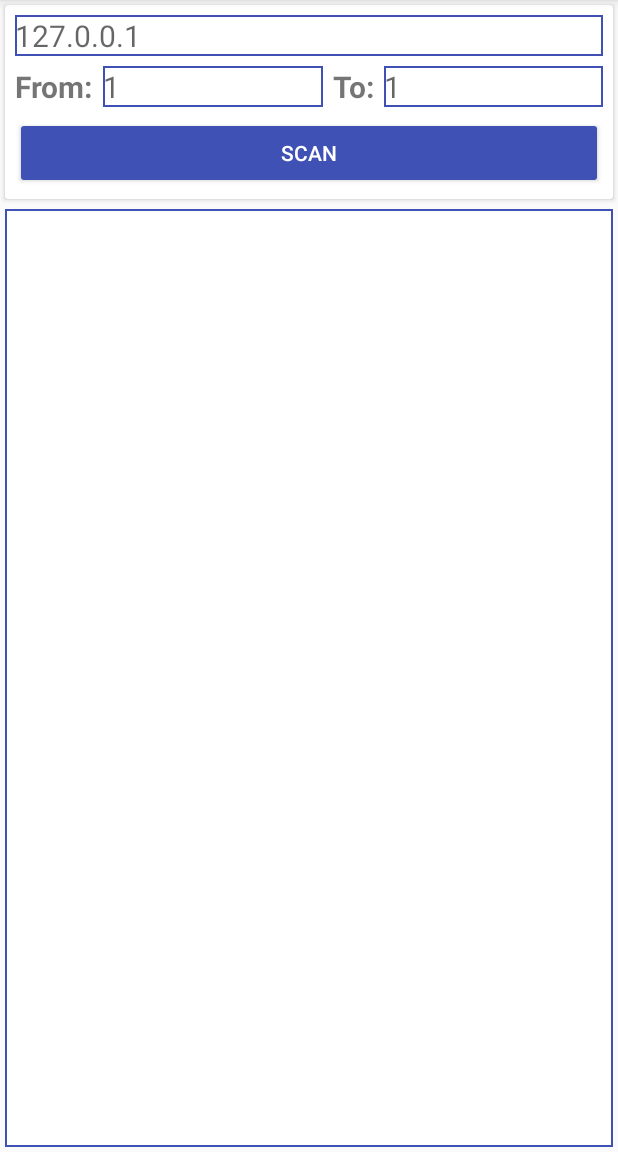
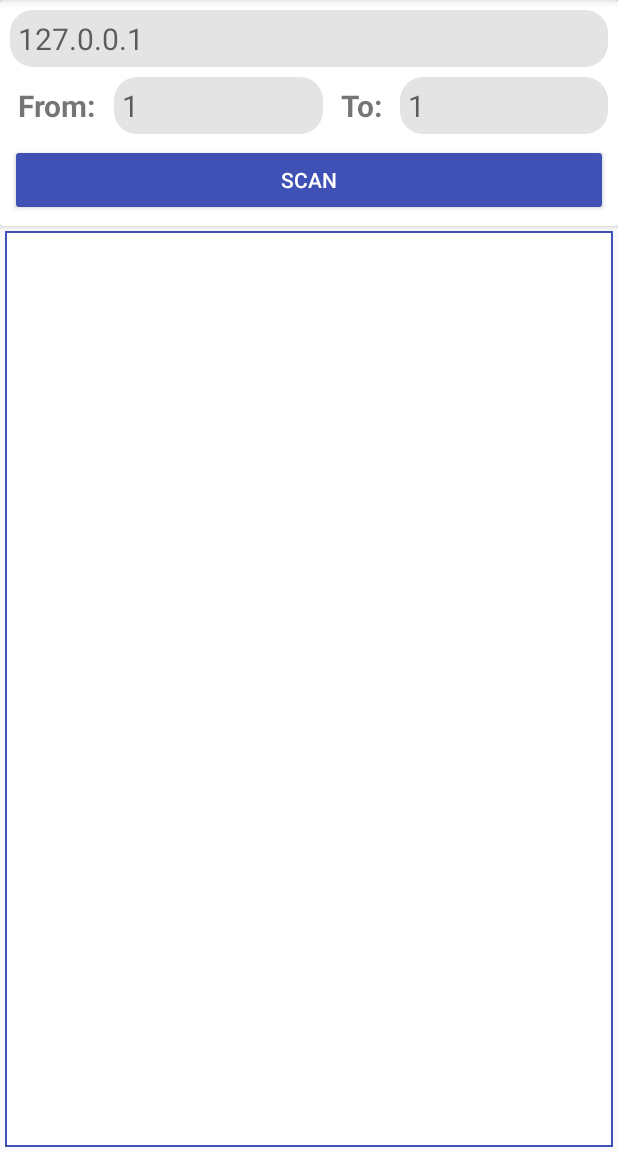
Before and after one commit to CodeDead/Advanced-PortChecker-android, an Android app: the screen it shows after launch (ScanActivity), on a phone screen of 412 x 824 dp, the part 84-1236 px from its top. Run offline under Robolectric (Android 15) with nearby library versions, the phone set to English and light mode, and no system bars.

Commit message:
* Added color coded scan status functionality * Added javadoc to certain methods * Fixed some translations * Design changes

```diff
--- a/app/src/main/java/com/codedead/advancedportchecker/domain/controller/LocaleHelper.java
+++ b/app/src/main/java/com/codedead/advancedportchecker/domain/controller/LocaleHelper.java
@@ -70,5 +70,4 @@ public class LocaleHelper {
 
         return context;
     }
-
 }
--- a/app/src/main/java/com/codedead/advancedportchecker/domain/object/Runner.java
+++ b/app/src/main/java/com/codedead/advancedportchecker/domain/object/Runner.java
@@ -7,7 +7,7 @@ import android.preference.PreferenceManager;
 
 import com.codedead.advancedportchecker.domain.controller.LocaleHelper;
 
-public class Runner extends Application {
+public final class Runner extends Application {
 
     @Override
     protected void attachBaseContext(Context base) {
--- a/app/src/main/java/com/codedead/advancedportchecker/gui/activity/LoadingActivity.java
+++ b/app/src/main/java/com/codedead/advancedportchecker/gui/activity/LoadingActivity.java
@@ -25,10 +25,11 @@ import android.widget.Toast;
 
 import com.codedead.advancedportchecker.R;
 import com.codedead.advancedportchecker.domain.controller.LocaleHelper;
+import com.codedead.advancedportchecker.domain.controller.UtilController;
 
 import static android.content.pm.PackageManager.GET_META_DATA;
 
-public class LoadingActivity extends AppCompatActivity {
+public final class LoadingActivity extends AppCompatActivity {
 
     private static final int ACTIVITY_SETTINGS_CODE = 1337;
     private WifiManager wifi;
@@ -50,14 +51,17 @@ public class LoadingActivity extends AppCompatActivity {
         checkPermissions();
     }
 
+    /**
+     * Reset the title of the activity
+     */
     private void resetTitle() {
         try {
             int label = getPackageManager().getActivityInfo(getComponentName(), GET_META_DATA).labelRes;
             if (label != 0) {
                 setTitle(label);
             }
-        } catch (PackageManager.NameNotFoundException ignored) {
-
+        } catch (PackageManager.NameNotFoundException ex) {
+            UtilController.showAlert(this, ex.getMessage());
         }
     }
 
@@ -72,6 +76,9 @@ public class LoadingActivity extends AppCompatActivity {
         super.attachBaseContext(LocaleHelper.onAttach(base));
     }
 
+    /**
+     * Check whether all the required permissions are granted. If they are not granted, prompt the user to allow the permissions
+     */
     private void checkPermissions() {
         if (ContextCompat.checkSelfPermission(this, Manifest.permission.ACCESS_NETWORK_STATE) != PackageManager.PERMISSION_GRANTED
                 || ContextCompat.checkSelfPermission(this, Manifest.permission.CHANGE_WIFI_STATE) != PackageManager.PERMISSION_GRANTED
@@ -91,6 +98,9 @@ public class LoadingActivity extends AppCompatActivity {
         }
     }
 
+    /**
+     * Continue the loading animation and display the new activity when the loading animation has finished
+     */
     private void continueLoading() {
         final Intent i = new Intent(this, ScanActivity.class);
 
@@ -160,6 +170,10 @@ public class LoadingActivity extends AppCompatActivity {
         super.onActivityResult(requestCode, resultCode, data);
     }
 
+    /**
+     * Check whether an internet connection is available
+     * @return True if an internet connection is available, otherwise false
+     */
     private boolean hasInternet() {
         ConnectivityManager cm = (ConnectivityManager) getApplicationContext().getSystemService(Context.CONNECTIVITY_SERVICE);
         NetworkInfo activeNetwork = null;
@@ -169,6 +183,9 @@ public class LoadingActivity extends AppCompatActivity {
         return activeNetwork != null && (activeNetwork.getType() == ConnectivityManager.TYPE_WIFI || activeNetwork.getType() == ConnectivityManager.TYPE_MOBILE);
     }
 
+    /**
+     * Check if Wifi is enabled. If Wifi is not enabled, request the user to enable Wifi
+     */
     private void checkWifiState() {
         if (!wifi.isWifiEnabled()) {
             wifiConfirmationCheck();
@@ -177,6 +194,9 @@ public class LoadingActivity extends AppCompatActivity {
         }
     }
 
+    /**
+     * Check whether an internet connection is available
+     */
     private void checkConnectivity() {
         // Initialize WifiManager
         wifi = (WifiManager) getApplicationContext().getSystemService(Context.WIFI_SERVICE);
@@ -190,6 +210,9 @@ public class LoadingActivity extends AppCompatActivity {
         }
     }
 
+    /**
+     * Request the user to enable the Wifi of the device
+     */
     private void wifiConfirmationCheck() {
         DialogInterface.OnClickListener dialogClickListener = new DialogInterface.OnClickListener() {
             @Override
@@ -218,6 +241,9 @@ public class LoadingActivity extends AppCompatActivity {
                 .show();
     }
 
+    /**
+     * Check whether an internet connection is available after a certain amount of time has passed
+     */
     private void delayedWifiCheck() {
         new CountDownTimer(10000, 1000) {
             @Override
--- a/app/src/main/java/com/codedead/advancedportchecker/gui/fragment/AboutFragment.java
+++ b/app/src/main/java/com/codedead/advancedportchecker/gui/fragment/AboutFragment.java
@@ -11,8 +11,11 @@ import android.widget.ImageButton;
 import com.codedead.advancedportchecker.R;
 import com.codedead.advancedportchecker.domain.controller.UtilController;
 
-public class AboutFragment extends Fragment implements View.OnClickListener {
+public final class AboutFragment extends Fragment implements View.OnClickListener {
 
+    /**
+     * Initialize a new AboutFragment
+     */
     public AboutFragment() {
         // Required empty public constructor
     }
--- a/app/src/main/java/com/codedead/advancedportchecker/gui/fragment/InfoFragment.java
+++ b/app/src/main/java/com/codedead/advancedportchecker/gui/fragment/InfoFragment.java
@@ -12,8 +12,11 @@ import android.widget.ImageButton;
 import com.codedead.advancedportchecker.R;
 import com.codedead.advancedportchecker.domain.controller.UtilController;
 
-public class InfoFragment extends Fragment implements View.OnClickListener {
+public final class InfoFragment extends Fragment implements View.OnClickListener {
 
+    /**
+     * Initialize a new InfoFragment
+     */
     public InfoFragment() {
         // Required empty public constructor
     }
--- /dev/null
+++ b/app/src/main/res/drawable/rounded_edittext.xml
@@ -0,0 +1,10 @@
+<?xml version="1.0" encoding="utf-8"?>
+<shape xmlns:android="http://schemas.android.com/apk/res/android"
+    android:shape="rectangle" android:padding="10dp">
+    <solid android:color="@color/lightGray"/>
+    <corners
+        android:bottomRightRadius="15dp"
+        android:bottomLeftRadius="15dp"
+        android:topLeftRadius="15dp"
+        android:topRightRadius="15dp"/>
+</shape>
--- a/app/src/main/res/layout/activity_scan.xml
+++ b/app/src/main/res/layout/activity_scan.xml
@@ -1,6 +1,5 @@
 <?xml version="1.0" encoding="utf-8"?>
-<LinearLayout
-    xmlns:android="http://schemas.android.com/apk/res/android"
+<LinearLayout xmlns:android="http://schemas.android.com/apk/res/android"
     xmlns:tools="http://schemas.android.com/tools"
     android:layout_width="match_parent"
     android:layout_height="match_parent"
@@ -8,7 +7,6 @@
     android:orientation="vertical">
 
     <android.support.v7.widget.CardView
-        android:layout_margin="3dp"
         android:layout_width="match_parent"
         android:layout_height="wrap_content">
 
@@ -24,7 +22,8 @@
                 android:layout_height="0dp"
                 android:layout_margin="3dp"
                 android:layout_weight="1"
-                android:background="@drawable/custom_edittext"
+                android:padding="5dp"
+                android:background="@drawable/rounded_edittext"
                 android:hint="@string/string_localhost"
                 android:inputType="text"
                 android:maxLines="1"
@@ -39,6 +38,7 @@
                     android:layout_width="wrap_content"
                     android:layout_height="wrap_content"
                     android:layout_margin="3dp"
+                    android:padding="5dp"
                     android:text="@string/string_port_from"
                     android:textSize="20sp"
                     android:textStyle="bold" />
@@ -49,8 +49,9 @@
                     android:layout_height="wrap_content"
                     android:layout_margin="3dp"
                     android:layout_weight="1"
-                    android:background="@drawable/custom_edittext"
+                    android:background="@drawable/rounded_edittext"
                     android:hint="@string/string_hint_one"
+                    android:padding="5dp"
                     android:inputType="numberSigned"
                     android:maxLines="1"
                     android:textSize="20sp" />
@@ -59,6 +60,7 @@
                     android:layout_width="wrap_content"
                     android:layout_height="wrap_content"
                     android:layout_margin="3dp"
+                    android:padding="5dp"
                     android:text="@string/string_port_to"
                     android:textSize="20sp"
                     android:textStyle="bold" />
@@ -69,7 +71,8 @@
                     android:layout_height="wrap_content"
                     android:layout_margin="3dp"
                     android:layout_weight="1"
-                    android:background="@drawable/custom_edittext"
+                    android:padding="5dp"
+                    android:background="@drawable/rounded_edittext"
                     android:hint="@string/string_hint_one"
                     android:inputType="numberSigned"
                     android:maxLines="1"
@@ -101,10 +104,11 @@
         android:layout_height="0dp"
         android:layout_margin="3dp"
         android:layout_weight="1"
-        android:background="@drawable/custom_edittext"
+        android:background="@drawable/bordered_edittext"
         android:inputType=""
-        android:padding="3dp"
+        android:padding="5dp"
         android:textIsSelectable="true"
+        android:gravity="top"
         android:textSize="20sp"
         tools:ignore="LabelFor" />
 
--- a/app/src/main/res/values/colors.xml
+++ b/app/src/main/res/values/colors.xml
@@ -3,4 +3,5 @@
     <color name="colorPrimary">#3F51B5</color>
     <color name="colorPrimaryDark">#303F9F</color>
     <color name="colorAccent">#3F51B5</color>
+    <color name="lightGray">#e4e4e4</color>
 </resources>
--- a/app/src/main/res/values/strings.xml
+++ b/app/src/main/res/values/strings.xml
@@ -27,7 +27,7 @@
     <string name="string_display_closed">Display ports that are closed</string>
     <string name="string_socket_timeout">Socket time-out</string>
     <string name="string_vibrate_on_complete">Vibrate when scan has completed</string>
-    <string name="string_socket_timeout_summary">The time it takes before a connection is marked as timed-out</string>
+    <string name="string_socket_timeout_summary">The time it takes before a connection is marked as timed-out (ms)</string>
     <string name="string_reset_settings">Reset all settings</string>
     <string name="string_confirm_reset">Are you sure you want to reset all settings to their default values?</string>
     <string name="string_give_manual_permissions">Would you like to manually give permissions?</string>
@@ -53,6 +53,9 @@
     <string name="string_timeout">TIMEOUT</string>
     <string name="string_closed">CLOSED</string>
     <string name="string_open">OPEN</string>
+    <string name="asyncResponse_null_exception">AsyncResponse delegate cannot be null!</string>
+    <string name="scanStatus_colorCoded">Scan status color coded</string>
+    <string name="scanStatus_colorCoded_summary">The status of a port will be color coded</string>
 
     <string-array name="array_languages" translatable="false">
         <item>English</item>
--- a/app/src/main/res/xml/pref_general.xml
+++ b/app/src/main/res/xml/pref_general.xml
@@ -9,6 +9,12 @@
         android:defaultValue="true"
         android:key="displayClosed"
         android:title="@string/string_display_closed" />
+
+    <SwitchPreference
+        android:defaultValue="true"
+        android:key="statusColorCoded"
+        android:summary="@string/scanStatus_colorCoded_summary"
+        android:title="@string/scanStatus_colorCoded" />
 
     <SwitchPreference
         android:defaultValue="false"
--- a/build.gradle
+++ b/build.gradle
@@ -7,7 +7,7 @@ buildscript {
         jcenter()
     }
     dependencies {
-        classpath 'com.android.tools.build:gradle:3.1.3'
+        classpath 'com.android.tools.build:gradle:3.1.4'
 
         // NOTE: Do not place your application dependencies here; they belong
         // in the individual module build.gradle files
```
Also changed, not shown: app/build.gradle (+4 -4 lines), app/src/main/java/com/codedead/advancedportchecker/domain/controller/ScanController.java (+31 -5 lines), app/src/main/java/com/codedead/advancedportchecker/domain/controller/UtilController.java (+15 -1 lines), app/src/main/java/com/codedead/advancedportchecker/domain/object/ScanProgress.java (+18 -1 lines), app/src/main/java/com/codedead/advancedportchecker/gui/activity/AboutActivity.java (+11 -4 lines), app/src/main/java/com/codedead/advancedportchecker/gui/activity/ScanActivity.java (+65 -45 lines), app/src/main/java/com/codedead/advancedportchecker/gui/activity/SettingsActivity.java (+10 -1 lines), app/src/main/res/drawable/bordered_edittext.xml (renamed from app/src/main/res/drawable/custom_edittext.xml), 4 other files.
